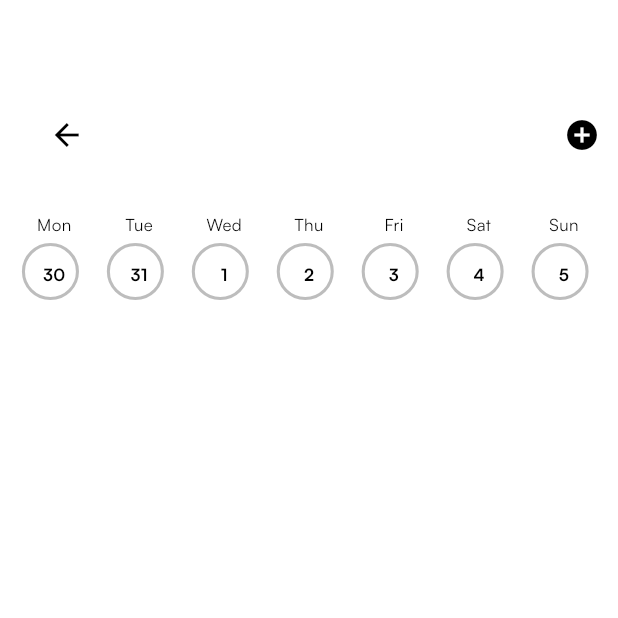
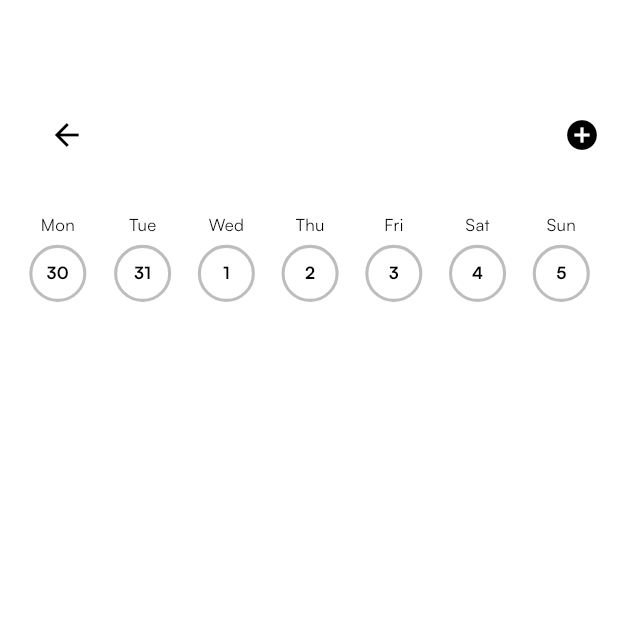
Before and after one commit to Hrit99/cogniosisfe, a Flutter app: the HabitScreen screen opened directly with empty values, on a phone screen of 412 x 824 dp, the top half of it. Run offline on Flutter 3.47's test engine with Material 3 defaults, Android fonts, the phone set to English and light mode, and no system bars; our stand-ins replace audioplayers, firebase_auth, firebase_core, firebase_crashlytics, flutter_cache_manager, google_sign_in and 2 more; missing offline and left inert: record; accounts and stored records are empty; network calls fail; statements that could not run were skipped.

Commit message:
Resolved habbit tracker UI

```diff
--- a/lib/day_completion.dart
+++ b/lib/day_completion.dart
@@ -99,19 +99,8 @@ class _DayProgressCircle extends StatelessWidget {
             // Provider.of<HabitProvider>(context, listen: false).toggleHabit(name, fullDayName);
           },
           child: Container(
-            height: getWidth(context, 40),
-            width: getWidth(context, 40),
-            decoration: BoxDecoration(
-              color: isTop
-                ? Colors.transparent
-                : (present
-                    ? (date.isBefore(DateTime.now().add(Duration(days: 0)))
-                        ? (progress == 100 ? Colors.blue : Colors.red)
-                        : (isDarkMode ? Colors.transparent : Colors.white))
-                    : Colors.transparent),
-              borderRadius: BorderRadius.circular(100),
-            ),
             child: Stack(
+		alignment: Alignment.center,
               children: [
                 // Background Circle
                 CircularProgressIndicator(
@@ -125,18 +114,39 @@ class _DayProgressCircle extends StatelessWidget {
                   strokeWidth: getWidth(context, 2),
                   valueColor: AlwaysStoppedAnimation<Color>(Color(0xFF099AA8)),
                 ),
-                // Center Number
                Center(
-                  child: present ? Text(
-                    isTop ? date.day.toString() : day[0], // Highlight date on Monday
+                  child: present
+                      ? Container(
+                          decoration: BoxDecoration(
+                            color: isTop
+                                ? Colors.transparent
+                                : (present
+                                    ? (date.isBefore(DateTime.now()
+                                            .add(Duration(days: 0)))
+                                        ? (progress == 100
+                                            ? Colors.blue
+                                            : Colors.red)
+                                        : (isDarkMode
+                                            ? Colors.transparent
+                                            : Colors.white))
+                                    : Colors.transparent),
+				shape: BoxShape.circle,
+                          ),
+                          padding: EdgeInsets.all(getWidth(context, 11)),
+                          child: Text(
+                            isTop
+                                ? date.day.toString()
+                                : day[0], // Highlight date on Monday
                             style: TextStyle(
                               fontFamily: 'Satoshi',
                               color: isDarkMode ? Colors.white : Colors.black,
                               fontSize: getHeight(context, 12),
                               fontWeight: FontWeight.bold,
                             ),
-                  ) : const SizedBox.shrink(),
                           ),
+                        )
+                      : const SizedBox.shrink(),
+                )
               ],
             ),
           ),
```
Lines whose indentation alone changed are shown as unchanged.
